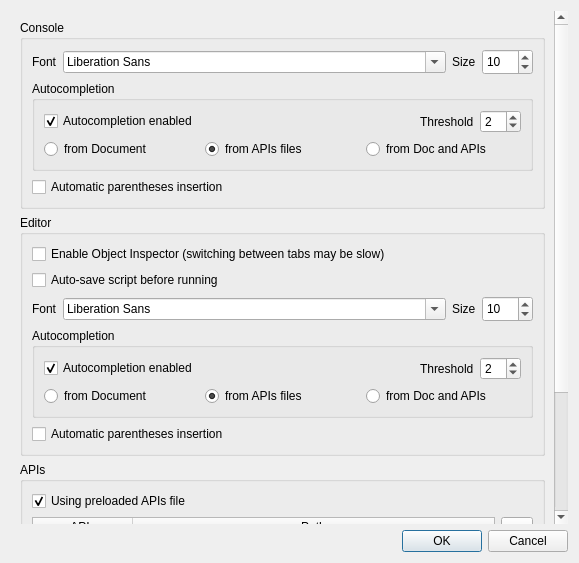
Above: python/console/console_settings.ui from qgis/QGIS before the change. Below: the same form after it.
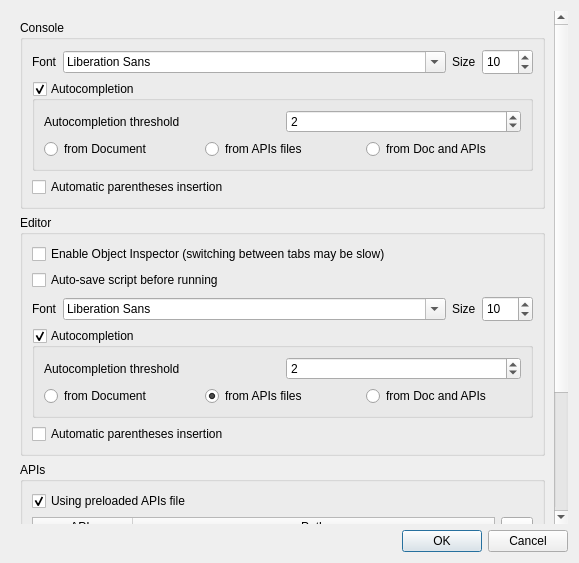
That is the form after the change. Custom widgets are drawn as their Qt base class.

Commit message: use checkable groupbox instead of separate checkboxes in console settings

Diff of the .ui file:
```diff
--- a/python/console/console_settings.ui
+++ b/python/console/console_settings.ui
@@ -58,8 +58,8 @@
        <rect>
         <x>0</x>
         <y>0</y>
-        <width>543</width>
-        <height>674</height>
+        <width>554</width>
+        <height>642</height>
        </rect>
       </property>
       <layout class="QGridLayout" name="gridLayout_2">
@@ -137,59 +137,37 @@
             <property name="title">
              <string>Autocompletion</string>
             </property>
+            <property name="checkable">
+             <bool>true</bool>
+            </property>
             <property name="collapsed" stdset="0">
              <bool>true</bool>
             </property>
-            <layout class="QGridLayout" name="gridLayout_7">
+            <property name="saveCheckedState" stdset="0">
+             <bool>true</bool>
+            </property>
+            <property name="saveCollapsedState" stdset="0">
+             <bool>true</bool>
+            </property>
+            <layout class="QGridLayout" name="gridLayout_4">
              <item row="0" column="0">
-              <layout class="QHBoxLayout" name="horizontalLayout_2">
-               <item>
-                <widget class="QCheckBox" name="autoCompleteEnabledEditor">
-                 <property name="text">
-                  <string>Autocompletion enabled</string>
-                 </property>
-                 <property name="checked">
-                  <bool>true</bool>
-                 </property>
-                </widget>
-               </item>
-               <item>
-                <spacer name="horizontalSpacer">
-                 <property name="orientation">
-                  <enum>Qt::Horizontal</enum>
-                 </property>
-                 <property name="sizeHint" stdset="0">
-                  <size>
-                   <width>40</width>
-                   <height>20</height>
-                  </size>
-                 </property>
-                </spacer>
-               </item>
-               <item>
-                <layout class="QGridLayout" name="gridLayout_4">
-                 <item row="0" column="0">
-                  <widget class="QLabel" name="label_2">
-                   <property name="text">
-                    <string>Threshold</string>
-                   </property>
-                  </widget>
-                 </item>
-                 <item row="0" column="1">
-                  <widget class="QSpinBox" name="autoCompThresholdEditor">
-                   <property name="maximum">
-                    <number>10</number>
-                   </property>
-                   <property name="value">
-                    <number>2</number>
-                   </property>
-                  </widget>
-                 </item>
-                </layout>
-               </item>
-              </layout>
+              <widget class="QLabel" name="label_2">
+               <property name="text">
+                <string>Autocompletion threshold</string>
+               </property>
+              </widget>
              </item>
-             <item row="1" column="0">
+             <item row="0" column="1">
+              <widget class="QSpinBox" name="autoCompThresholdEditor">
+               <property name="maximum">
+                <number>10</number>
+               </property>
+               <property name="value">
+                <number>2</number>
+               </property>
+              </widget>
+             </item>
+             <item row="1" column="0" colspan="2">
               <layout class="QGridLayout" name="layoutRadioButtonEditor">
                <item row="0" column="0">
                 <widget class="QRadioButton" name="autoCompFromDocEditor">
@@ -255,103 +233,6 @@
           <string>Console</string>
          </property>
          <layout class="QGridLayout" name="gridLayout_9">
-          <item row="3" column="0">
-           <widget class="QgsCollapsibleGroupBox" name="groupBoxAutoCompletion">
-            <property name="title">
-             <string>Autocompletion</string>
-            </property>
-            <property name="collapsed" stdset="0">
-             <bool>false</bool>
-            </property>
-            <layout class="QGridLayout" name="gridLayout_8">
-             <item row="0" column="0">
-              <layout class="QHBoxLayout" name="horizontalLayout_4">
-               <item>
-                <widget class="QCheckBox" name="autoCompleteEnabled">
-                 <property name="text">
-                  <string>Autocompletion enabled</string>
-                 </property>
-                 <property name="checked">
-                  <bool>true</bool>
-                 </property>
-                </widget>
-               </item>
-               <item>
-                <spacer name="horizontalSpacer_2">
-                 <property name="orientation">
-                  <enum>Qt::Horizontal</enum>
-                 </property>
-                 <property name="sizeHint" stdset="0">
-                  <size>
-                   <width>40</width>
-                   <height>20</height>
-                  </size>
-                 </property>
-                </spacer>
-               </item>
-               <item>
-                <layout class="QGridLayout" name="gridLayout_5">
-                 <item row="0" column="0">
-                  <widget class="QLabel" name="label_6">
-                   <property name="text">
-                    <string>Threshold</string>
-                   </property>
-                  </widget>
-                 </item>
-                 <item row="0" column="1">
-                  <widget class="QSpinBox" name="autoCompThreshold">
-                   <property name="maximum">
-                    <number>10</number>
-                   </property>
-                   <property name="value">
-                    <number>2</number>
-                   </property>
-                  </widget>
-                 </item>
-                </layout>
-               </item>
-              </layout>
-             </item>
-             <item row="1" column="0">
-              <layout class="QGridLayout" name="layoutRadioButton">
-               <item row="0" column="0">
-                <widget class="QRadioButton" name="autoCompFromDoc">
-                 <property name="toolTip">
-                  <string>Get autocompletion from current document</string>
-                 </property>
-                 <property name="text">
-                  <string>from Document</string>
-                 </property>
-                </widget>
-               </item>
-               <item row="0" column="1">
-                <widget class="QRadioButton" name="autoCompFromAPI">
-                 <property name="toolTip">
-                  <string>Get autocompletion from installed APIs</string>
-                 </property>
-                 <property name="text">
-                  <string>from APIs files</string>
-                 </property>
-                 <property name="checked">
-                  <bool>true</bool>
-                 </property>
-                </widget>
-               </item>
-               <item row="0" column="2">
-                <widget class="QRadioButton" name="autoCompFromDocAPI">
-                 <property name="toolTip">
-                  <string>Get autocompletion from current document and installed APIs</string>
-                 </property>
-                 <property name="text">
-                  <string>from Doc and APIs</string>
-                 </property>
-                </widget>
-               </item>
-              </layout>
-             </item>
-            </layout>
-           </widget>
-          </item>
           <item row="1" column="0">
            <layout class="QHBoxLayout" name="horizontalLayout">
             <item>
@@ -408,13 +289,88 @@
             </item>
            </layout>
           </item>
-          <item row="4" column="0">
+          <item row="6" column="0">
            <widget class="QCheckBox" name="autoCloseBracket">
             <property name="text">
              <string>Automatic parentheses insertion</string>
             </property>
            </widget>
           </item>
+          <item row="5" column="0">
+           <widget class="QgsCollapsibleGroupBox" name="groupBoxAutoCompletion">
+            <property name="title">
+             <string>Autocompletion</string>
+            </property>
+            <property name="checkable">
+             <bool>true</bool>
+            </property>
+            <property name="collapsed" stdset="0">
+             <bool>false</bool>
+            </property>
+            <property name="saveCheckedState" stdset="0">
+             <bool>true</bool>
+            </property>
+            <property name="saveCollapsedState" stdset="0">
+             <bool>true</bool>
+            </property>
+            <layout class="QGridLayout" name="gridLayout_5">
+             <item row="0" column="0">
+              <widget class="QLabel" name="label_6">
+               <property name="text">
+                <string>Autocompletion threshold</string>
+               </property>
+              </widget>
+             </item>
+             <item row="0" column="1">
+              <widget class="QSpinBox" name="autoCompThreshold">
+               <property name="maximum">
+                <number>10</number>
+               </property>
+               <property name="value">
+                <number>2</number>
+               </property>
+              </widget>
+             </item>
+             <item row="1" column="0" colspan="2">
+              <layout class="QGridLayout" name="layoutRadioButton">
+               <item row="0" column="2">
+                <widget class="QRadioButton" name="autoCompFromDocAPI">
+                 <property name="toolTip">
+                  <string>Get autocompletion from current document and installed APIs</string>
+                 </property>
+                 <property name="text">
+                  <string>from Doc and APIs</string>
+                 </property>
+                </widget>
+               </item>
+               <item row="0" column="1">
+                <widget class="QRadioButton" name="autoCompFromAPI">
+                 <property name="toolTip">
+                  <string>Get autocompletion from installed APIs</string>
+                 </property>
+                 <property name="text">
+                  <string>from APIs files</string>
+                 </property>
+                 <property name="checked">
+                  <bool>false</bool>
+                 </property>
+                </widget>
+               </item>
+               <item row="0" column="0">
+                <widget class="QRadioButton" name="autoCompFromDoc">
+                 <property name="toolTip">
+                  <string>Get autocompletion from current document</string>
+                 </property>
+                 <property name="text">
+                  <string>from Document</string>
+                 </property>
+                </widget>
+               </item>
+              </layout>
+             </item>
+            </layout>
+           </widget>
+          </item>
          </layout>
         </widget>
        </item>
```
The commit also changes 3 other files.
